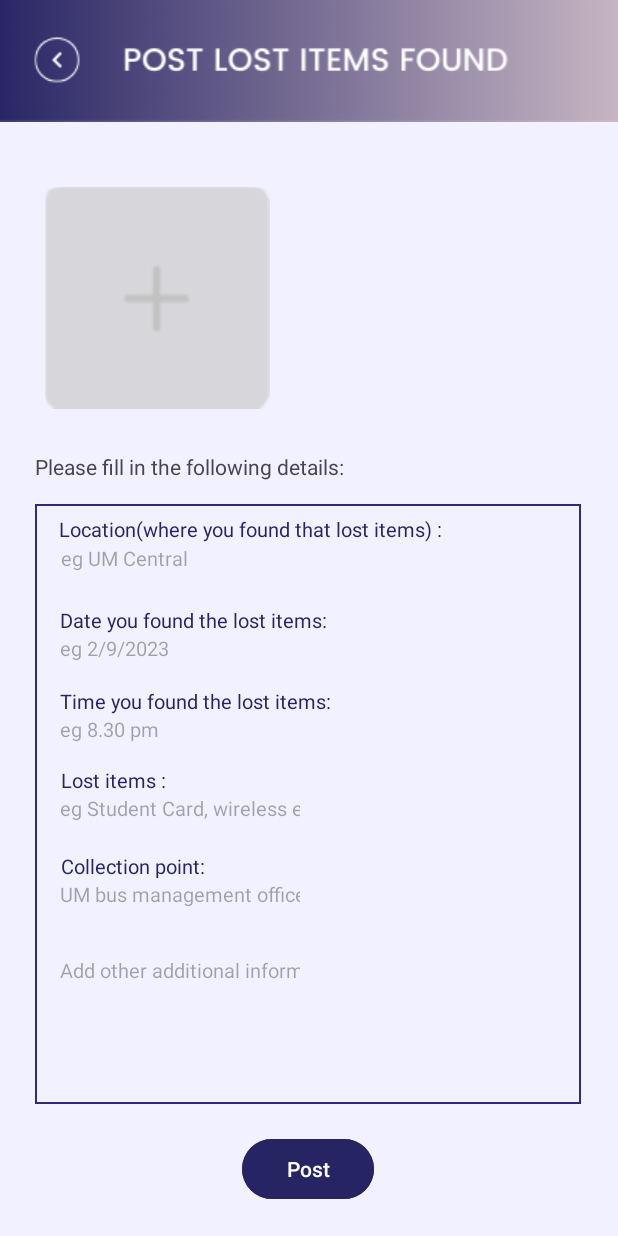
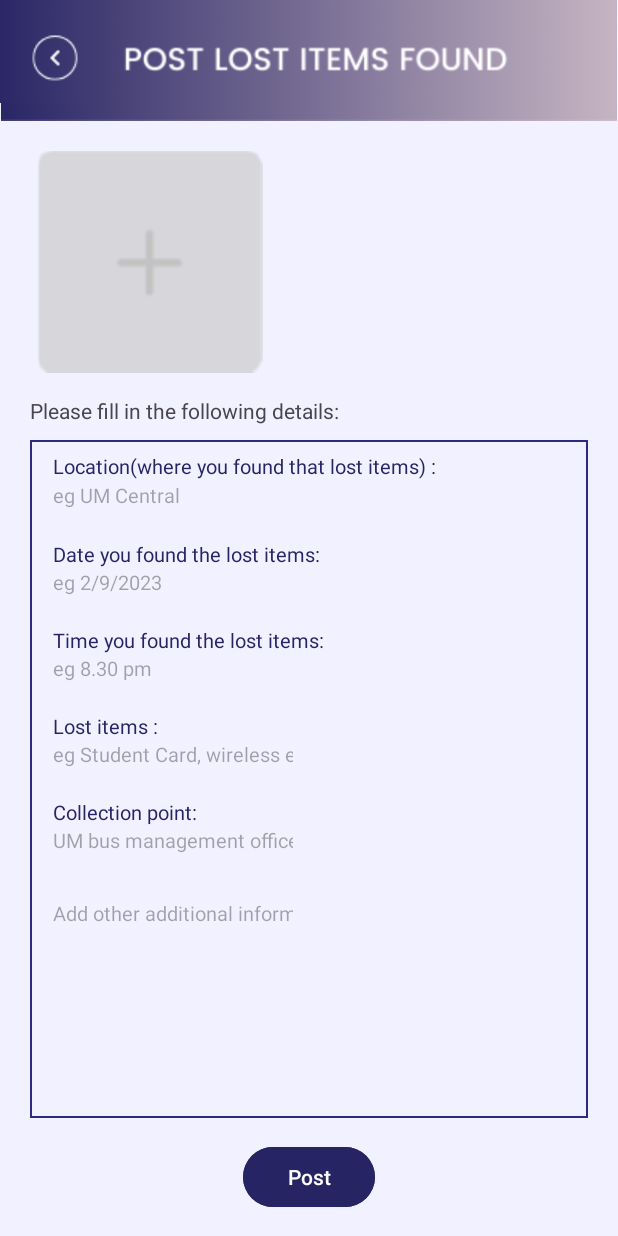
Before and after one commit to overthemoon11/UM_WIA2006, an Android app: the Post_LostItems screen opened directly, with no data from a screen before it, on a phone screen of 412 x 824 dp. Run offline under Robolectric (Android 15) with nearby library versions, the phone set to English and light mode, and no system bars; our stand-ins replace Firebase (no records; nobody signed in at launch, a user with empty details on screens opened directly), Picasso.

Commit message:
Change to relative layout
-change constraint to relative layout
-fix recycler view can't scroll in linear view's problem

```diff
--- a/app/src/main/AndroidManifest.xml
+++ b/app/src/main/AndroidManifest.xml
@@ -23,7 +23,8 @@
             android:exported="false" />
         <activity
             android:name=".Post_LostItems"
-            android:exported="false" />
+            android:exported="false"
+            android:windowSoftInputMode="adjustPan"/>
         <activity
             android:name=".LostItems"
             android:exported="true">
--- a/app/src/main/java/com/example/unibus/PostLostItemAdapter.java
+++ b/app/src/main/java/com/example/unibus/PostLostItemAdapter.java
@@ -44,7 +44,7 @@ public class PostLostItemAdapter extends RecyclerView.Adapter<PostLostItemAdapte
 
         PostLostItemImageAdapter imageAdapter = new PostLostItemImageAdapter(context, item.getImageUrls());
         holder.lostItemImageList.setLayoutManager(new LinearLayoutManager(context, LinearLayoutManager.HORIZONTAL, false));
-        int horizontalSpaceWidth = 30; // Replace with your desired horizontal spacing in pixels
+        int horizontalSpaceWidth = 20; // Replace with your desired horizontal spacing in pixels
         holder.lostItemImageList.addItemDecoration(new HorizontalSpaceItemDecoration(horizontalSpaceWidth));
         holder.lostItemImageList.setAdapter(imageAdapter);
     }
--- a/app/src/main/java/com/example/unibus/Post_LostItems.java
+++ b/app/src/main/java/com/example/unibus/Post_LostItems.java
@@ -48,7 +48,7 @@ public class Post_LostItems extends AppCompatActivity {
 
 
         LinearLayoutManager layoutManager = new LinearLayoutManager(this, LinearLayoutManager.HORIZONTAL, false);
-        int horizontalSpaceWidth = 30; // Replace with your desired horizontal spacing in pixels
+        int horizontalSpaceWidth = 20; // Replace with your desired horizontal spacing in pixels
         recyclerView.addItemDecoration(new HorizontalSpaceItemDecoration(horizontalSpaceWidth));
         recyclerView.setAdapter(imageAdapter);
         recyclerView.setLayoutManager(layoutManager);
--- a/app/src/main/res/layout/activity_post_lost_items.xml
+++ b/app/src/main/res/layout/activity_post_lost_items.xml
@@ -1,5 +1,6 @@
 <?xml version="1.0" encoding="utf-8"?>
-<androidx.constraintlayout.widget.ConstraintLayout xmlns:android="http://schemas.android.com/apk/res/android"
+<RelativeLayout
+    xmlns:android="http://schemas.android.com/apk/res/android"
     xmlns:app="http://schemas.android.com/apk/res-auto"
     xmlns:tools="http://schemas.android.com/tools"
     android:layout_width="match_parent"
@@ -9,14 +10,12 @@
 
     <ImageView
         android:id="@+id/topPostLostItems"
-        android:layout_width="wrap_content"
+        android:layout_width="match_parent"
         android:layout_height="wrap_content"
-        app:layout_constraintBottom_toBottomOf="parent"
-        app:layout_constraintEnd_toEndOf="parent"
-        app:layout_constraintHorizontal_bias="0.0"
-        app:layout_constraintStart_toStartOf="parent"
-        app:layout_constraintTop_toTopOf="parent"
-        app:layout_constraintVertical_bias="0.0"
+        android:layout_alignParentTop="true"
+        android:layout_alignParentStart="true"
+        android:layout_alignParentEnd="true"
+        android:adjustViewBounds="true"
         app:srcCompat="@drawable/top_post" />
 
     <Button
@@ -25,25 +24,24 @@
         android:layout_height="wrap_content"
         android:backgroundTint="#272464"
         android:text="Post"
-        app:layout_constraintBottom_toBottomOf="parent"
-        app:layout_constraintEnd_toEndOf="parent"
-        app:layout_constraintHorizontal_bias="0.498"
-        app:layout_constraintStart_toStartOf="parent"
-        app:layout_constraintTop_toBottomOf="@+id/view"
-        app:layout_constraintVertical_bias="0.486" />
+        android:layout_alignParentBottom="true"
+        android:layout_centerHorizontal="true"
+        android:layout_marginBottom="15dp"
+         />
 
     <View
         android:id="@+id/view"
-        android:layout_width="364dp"
-        android:layout_height="400dp"
-        android:layout_marginTop="15dp"
+        android:layout_width="match_parent"
+        android:layout_height="match_parent"
+        android:layout_marginTop="10dp"
         android:background="@drawable/purple_outline"
-        app:layout_constraintBottom_toBottomOf="parent"
-        app:layout_constraintEnd_toEndOf="parent"
-        app:layout_constraintHorizontal_bias="0.489"
-        app:layout_constraintStart_toStartOf="parent"
-        app:layout_constraintTop_toBottomOf="@+id/textInstruction"
-        app:layout_constraintVertical_bias="0.0" />
+        android:layout_below="@id/textInstruction"
+        android:layout_above="@+id/submitPostButton"
+        android:layout_alignParentStart="true"
+        android:layout_alignParentEnd="true"
+        android:layout_marginBottom="15dp"
+        android:layout_marginHorizontal="20dp"
+        />
 
     <EditText
         android:id="@+id/postEditLocation"
@@ -54,12 +52,9 @@
         android:hint="eg UM Central"
         android:inputType="text"
         android:textSize="13dp"
-        app:layout_constraintBottom_toBottomOf="parent"
-        app:layout_constraintEnd_toEndOf="parent"
-        app:layout_constraintHorizontal_bias="0.134"
-        app:layout_constraintStart_toStartOf="parent"
-        app:layout_constraintTop_toBottomOf="@+id/location"
-        app:layout_constraintVertical_bias="0.0" />
+        android:layout_below="@+id/location"
+        android:layout_alignParentStart="true"
+        android:layout_marginStart="35dp"/>
 
     <EditText
         android:id="@+id/postEditItem"
@@ -70,12 +65,9 @@
         android:hint="eg Student Card, wireless earphone"
         android:inputType="text"
         android:textSize="13dp"
-        app:layout_constraintBottom_toBottomOf="parent"
-        app:layout_constraintEnd_toEndOf="parent"
-        app:layout_constraintHorizontal_bias="0.159"
-        app:layout_constraintStart_toStartOf="parent"
-        app:layout_constraintTop_toBottomOf="@+id/item"
-        app:layout_constraintVertical_bias="0.0" />
+        android:layout_below="@+id/item"
+        android:layout_alignParentStart="true"
+        android:layout_marginStart="35dp" />
 
     <EditText
         android:id="@+id/postEditTime"
@@ -86,12 +78,9 @@
         android:hint="eg 8.30 pm"
         android:inputType="text"
         android:textSize="13dp"
-        app:layout_constraintBottom_toBottomOf="parent"
-        app:layout_constraintEnd_toEndOf="parent"
-        app:layout_constraintHorizontal_bias="0.159"
-        app:layout_constraintStart_toStartOf="parent"
-        app:layout_constraintTop_toBottomOf="@+id/time"
-        app:layout_constraintVertical_bias="0.0" />
+        android:layout_below="@+id/time"
+        android:layout_alignParentStart="true"
+        android:layout_marginStart="35dp" />
 
     <EditText
         android:id="@+id/postEditPoint"
@@ -102,12 +91,9 @@
         android:hint="UM bus management office / Self pick-up with me"
         android:inputType="text"
         android:textSize="13dp"
-        app:layout_constraintBottom_toBottomOf="parent"
-        app:layout_constraintEnd_toEndOf="parent"
-        app:layout_constraintHorizontal_bias="0.159"
-        app:layout_constraintStart_toStartOf="parent"
-        app:layout_constraintTop_toBottomOf="@+id/point"
-        app:layout_constraintVertical_bias="0.0" />
+        android:layout_below="@+id/point"
+        android:layout_alignParentStart="true"
+        android:layout_marginStart="35dp" />
 
     <EditText
         android:id="@+id/postEditExtra"
@@ -118,12 +104,10 @@
         android:hint="Add other additional informations (your phone no or whatsapp if you wish to have a self pick-up with the owners)"
         android:inputType="text"
         android:textSize="13dp"
-        app:layout_constraintBottom_toBottomOf="parent"
-        app:layout_constraintEnd_toEndOf="parent"
-        app:layout_constraintHorizontal_bias="0.159"
-        app:layout_constraintStart_toStartOf="parent"
-        app:layout_constraintTop_toBottomOf="@+id/postEditPoint"
-        app:layout_constraintVertical_bias="0.159" />
+        android:layout_below="@+id/postEditPoint"
+        android:layout_alignParentStart="true"
+        android:layout_marginStart="35dp"
+        android:layout_marginTop="30dp"/>
 
     <EditText
         android:id="@+id/postEditDate"
@@ -134,65 +118,65 @@
         android:hint="eg 2/9/2023"
         android:inputType="date"
         android:textSize="13dp"
-        app:layout_constraintBottom_toBottomOf="parent"
-        app:layout_constraintEnd_toEndOf="parent"
-        app:layout_constraintHorizontal_bias="0.159"
-        app:layout_constraintStart_toStartOf="parent"
-        app:layout_constraintTop_toBottomOf="@+id/date"
-        app:layout_constraintVertical_bias="0.0" />
+        android:layout_below="@+id/date"
+        android:layout_alignParentStart="true"
+        android:layout_marginStart="35dp" />
+<androidx.constraintlayout.widget.ConstraintLayout
+    android:id="@+id/constraintView1"
+    android:layout_width="match_parent"
+    android:layout_height="wrap_content"
+    android:layout_below="@+id/topPostLostItems"
+    android:layout_alignParentStart="true"
+    android:layout_alignParentEnd="true"
+    android:layout_marginTop="10dp">
 
     <ImageButton
         android:id="@+id/selectImageButton"
         android:layout_width="wrap_content"
         android:layout_height="wrap_content"
-        android:layout_marginLeft="20dp"
+        android:layout_marginLeft="15dp"
         android:backgroundTint="@android:color/transparent"
         android:padding="10dp"
-        app:layout_constraintBottom_toTopOf="@+id/textInstruction"
+        app:layout_constraintBottom_toBottomOf="parent"
         app:layout_constraintEnd_toEndOf="parent"
         app:layout_constraintHorizontal_bias="0.0"
         app:layout_constraintStart_toStartOf="parent"
-        app:layout_constraintTop_toBottomOf="@+id/topPostLostItems"
-        app:layout_constraintVertical_bias="0.645"
+        app:layout_constraintTop_toTopOf="parent"
         app:srcCompat="@drawable/add_image" />
 
     <androidx.recyclerview.widget.RecyclerView
         android:id="@+id/imageRecyclerView"
         android:layout_width="0dp"
         android:layout_height="0dp"
-        app:layout_constraintBottom_toTopOf="@+id/textInstruction"
+        app:layout_constraintBottom_toBottomOf="parent"
         app:layout_constraintEnd_toEndOf="parent"
         app:layout_constraintHeight_default="wrap"
         app:layout_constraintStart_toEndOf="@+id/selectImageButton"
-        app:layout_constraintTop_toBottomOf="@+id/topPostLostItems"
-        app:layout_constraintVertical_bias="0.6"
+        app:layout_constraintTop_toTopOf="parent"
         android:layout_marginEnd="20dp"/>
+</androidx.constraintlayout.widget.ConstraintLayout>
 
     <ImageButton
         android:id="@+id/postBackMain"
-        android:layout_width="57dp"
-        android:layout_height="70dp"
+        android:layout_width="wrap_content"
+        android:layout_height="wrap_content"
         android:backgroundTint="@android:color/transparent"
-        app:layout_constraintBottom_toBottomOf="parent"
-        app:layout_constraintEnd_toEndOf="parent"
-        app:layout_constraintHorizontal_bias="0.0"
-        app:layout_constraintStart_toStartOf="parent"
-        app:layout_constraintTop_toTopOf="parent"
-        app:layout_constraintVertical_bias="0.0"
+        android:layout_alignParentTop="true"
+        android:layout_marginTop="-13dp"
+        android:layout_marginStart="-15dp"
+        android:layout_alignParentStart="true"
+        android:layout_alignBottom="@id/topPostLostItems"
         app:srcCompat="@drawable/back_button" />
 
     <TextView
         android:id="@+id/textInstruction"
         android:layout_width="wrap_content"
         android:layout_height="wrap_content"
-        android:layout_marginTop="220dp"
         android:text="Please fill in the following details: "
-        app:layout_constraintBottom_toBottomOf="parent"
-        app:layout_constraintEnd_toEndOf="parent"
-        app:layout_constraintHorizontal_bias="0.115"
-        app:layout_constraintStart_toStartOf="parent"
-        app:layout_constraintTop_toBottomOf="@+id/topPostLostItems"
-        app:layout_constraintVertical_bias="0.0" />
+        android:layout_below="@+id/constraintView1"
+        android:layout_alignParentStart="true"
+        android:layout_marginStart="20dp"
+        android:layout_marginTop="5dp"/>
 
     <TextView
         android:id="@+id/location"
@@ -201,27 +185,22 @@
         android:text="Location(where you found that lost items) :"
         android:textColor="#272464"
         android:textSize="13dp"
-        app:layout_constraintBottom_toBottomOf="parent"
-        app:layout_constraintEnd_toEndOf="parent"
-        app:layout_constraintHorizontal_bias="0.253"
-        app:layout_constraintStart_toStartOf="parent"
-        app:layout_constraintTop_toTopOf="@+id/view"
-        app:layout_constraintVertical_bias="0.016" />
+        android:layout_below="@id/textInstruction"
+        android:layout_alignParentStart="true"
+        android:layout_marginStart="35dp"
+        android:layout_marginTop="18dp"/>
 
     <TextView
         android:id="@+id/date"
         android:layout_width="wrap_content"
         android:layout_height="wrap_content"
-        android:layout_marginTop="22dp"
         android:text="Date you found the lost items:"
         android:textColor="#272464"
         android:textSize="13dp"
-        app:layout_constraintBottom_toBottomOf="parent"
-        app:layout_constraintEnd_toEndOf="parent"
-        app:layout_constraintHorizontal_bias="0.172"
-        app:layout_constraintStart_toStartOf="parent"
-        app:layout_constraintTop_toBottomOf="@+id/postEditLocation"
-        app:layout_constraintVertical_bias="0.0" />
+        android:layout_below="@+id/postEditLocation"
+        android:layout_alignParentStart="true"
+        android:layout_marginStart="35dp"
+        android:layout_marginTop="20dp"/>
 
     <TextView
         android:id="@+id/time"
@@ -230,12 +209,10 @@
         android:text="Time you found the lost items:"
         android:textColor="#272464"
         android:textSize="13dp"
-        app:layout_constraintBottom_toBottomOf="parent"
-        app:layout_constraintEnd_toEndOf="parent"
-        app:layout_constraintHorizontal_bias="0.173"
-        app:layout_constraintStart_toStartOf="parent"
-        app:layout_constraintTop_toBottomOf="@+id/postEditDate"
-        app:layout_constraintVertical_bias="0.046" />
+        android:layout_below="@+id/postEditDate"
+        android:layout_alignParentStart="true"
+        android:layout_marginStart="35dp"
+        android:layout_marginTop="20dp"/>
 
     <TextView
         android:id="@+id/item"
@@ -244,27 +221,22 @@
         android:text="Lost items :"
         android:textColor="#272464"
         android:textSize="13dp"
-        app:layout_constraintBottom_toBottomOf="parent"
-        app:layout_constraintEnd_toEndOf="parent"
-        app:layout_constraintHorizontal_bias="0.119"
-        app:layout_constraintStart_toStartOf="parent"
-        app:layout_constraintTop_toBottomOf="@+id/postEditTime"
-        app:layout_constraintVertical_bias="0.05" />
+        android:layout_below="@+id/postEditTime"
+        android:layout_alignParentStart="true"
+        android:layout_marginStart="35dp"
+        android:layout_marginTop="20dp" />
 
     <TextView
         android:id="@+id/point"
         android:layout_width="wrap_content"
         android:layout_height="wrap_content"
-        android:layout_marginTop="20dp"
         android:text="Collection point:"
         android:textColor="#272464"
         android:textSize="13dp"
-        app:layout_constraintBottom_toBottomOf="parent"
-        app:layout_constraintEnd_toEndOf="parent"
-        app:layout_constraintHorizontal_bias="0.129"
-        app:layout_constraintStart_toStartOf="parent"
-        app:layout_constraintTop_toBottomOf="@+id/postEditItem"
-        app:layout_constraintVertical_bias="0.0" />
+        android:layout_below="@+id/postEditItem"
+        android:layout_alignParentStart="true"
+        android:layout_marginStart="35dp"
+        android:layout_marginTop="20dp" />
 
 
-</androidx.constraintlayout.widget.ConstraintLayout>
+</RelativeLayout>
```
Also changed, not shown: app/src/main/res/layout/activity_report_lost_items.xml (+74 -109 lines), app/src/main/res/layout/activity_search_lost_items.xml (+38 -52 lines), app/src/main/res/layout/lost_item_lists.xml (+7 -8 lines).
